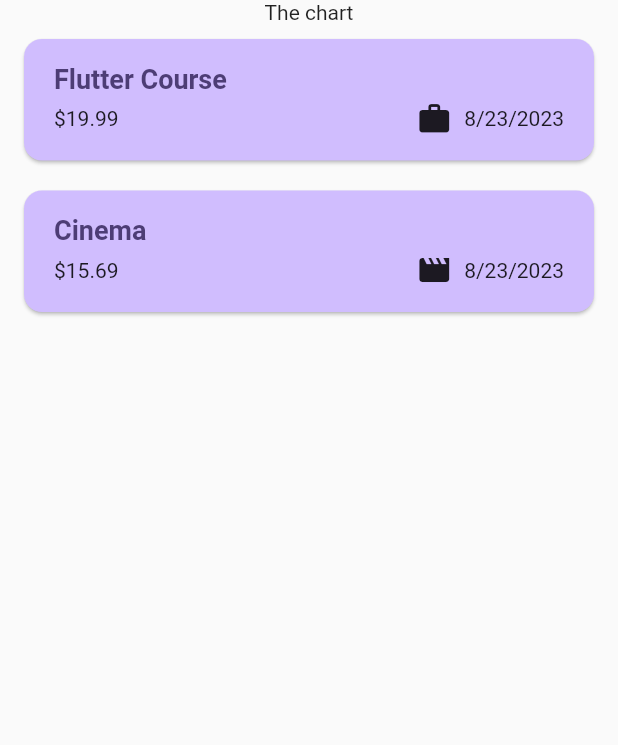
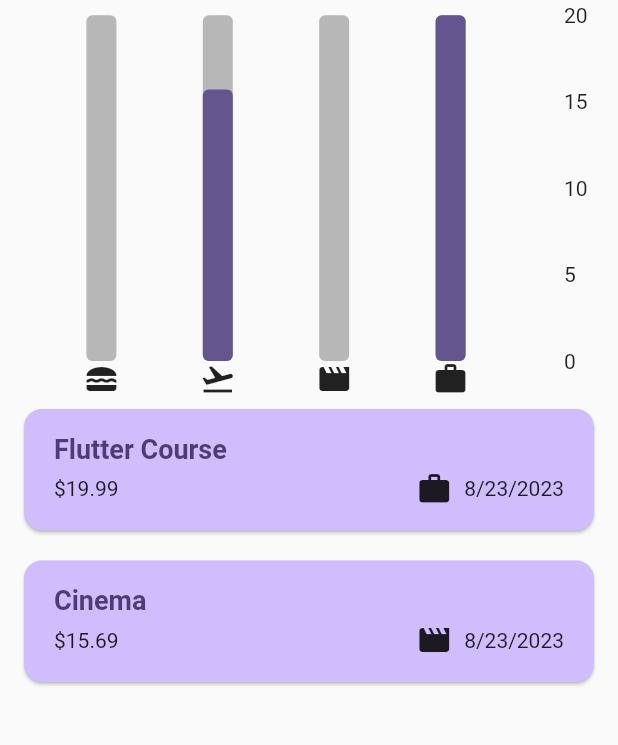
Before and after one commit to jaidev-singh/expense_tracker, a Flutter app: the screen it shows after launch, on a phone screen of 412 x 824 dp, the part 84-829 px from its top. Run offline on Flutter 3.47's test engine with Material 2 defaults, Android fonts, the phone set to English and light mode, and no system bars; drawn by our look-alikes of fl_chart.

Commit message:
final part done

```diff
--- /dev/null
+++ b/lib/bars/bar.dart
@@ -0,0 +1,6 @@
+class Bar {
+  final int x; // position on x-axis
+  final double y; // amount in $
+
+  Bar({required this.x, required this.y});
+}
--- /dev/null
+++ b/lib/bars/bar_chart.dart
@@ -0,0 +1,99 @@
+import 'dart:math';
+import 'package:flutter/material.dart';
+import 'package:fl_chart/fl_chart.dart';
+
+import 'package:expense_tracker/models/expense.dart';
+import 'package:expense_tracker/bars/bar.dart';
+
+class BarGraph extends StatelessWidget {
+  const BarGraph({super.key, required this.totalExpenses});
+
+  final List<Expense> totalExpenses;
+
+  // return bottom icons based on the value given
+  Widget getBottomTitles(double value, TitleMeta meta) {
+    return Icon(iconList[value.round()]);
+  }
+
+  //initialize expense bucket
+  List<ExpenseBucket> get buckets {
+    return [
+      ExpenseBucket.forCategory(totalExpenses, Category.food),
+      ExpenseBucket.forCategory(totalExpenses, Category.leisure),
+      ExpenseBucket.forCategory(totalExpenses, Category.travel),
+      ExpenseBucket.forCategory(totalExpenses, Category.work),
+    ];
+  }
+
+  // initialize individual bars
+  List<Bar> getBarData(List<ExpenseBucket> ex) {
+    return [
+      Bar(x: 0, y: ex[0].totalExpense),
+      Bar(x: 1, y: ex[1].totalExpense),
+      Bar(x: 2, y: ex[2].totalExpense),
+      Bar(x: 3, y: ex[3].totalExpense)
+    ];
+  }
+
+  // get max value
+  double getMax(List<ExpenseBucket> ex) {
+    return [
+      ex[0].totalExpense,
+      ex[1].totalExpense,
+      ex[2].totalExpense,
+      ex[3].totalExpense
+    ].reduce(max);
+  }
+
+  @override
+  Widget build(BuildContext context) {
+    // list of expense buckets
+    final expenseBuckets = buckets;
+    // max value
+    final maxValue = getMax(expenseBuckets);
+    // list of individual bars
+    final barData = getBarData(expenseBuckets);
+
+    return Expanded(
+      child: BarChart(
+        BarChartData(
+          minY: 0,
+          maxY: (maxValue / 10).ceil() * 10,
+          gridData: const FlGridData(show: false), // remove grids
+          borderData:
+              FlBorderData(show: false), // remove borders around bargraph
+          // remove titles from top and left
+          titlesData: FlTitlesData(
+            leftTitles:
+                const AxisTitles(sideTitles: SideTitles(showTitles: false)),
+            topTitles:
+                const AxisTitles(sideTitles: SideTitles(showTitles: false)),
+            bottomTitles: AxisTitles(
+                sideTitles: SideTitles(
+              showTitles: true,
+              getTitlesWidget: getBottomTitles,
+            )),
+          ),
+          barGroups: barData
+              .map((bar) => BarChartGroupData(x: bar.x, barRods: [
+                    BarChartRodData(
+                      toY: bar.y,
+                      color: Theme.of(context).colorScheme.primary,
+                      width: 20,
+                      borderRadius: BorderRadius.circular(4),
+                      backDrawRodData: BackgroundBarChartRodData(
+                        show: true,
+                        toY: maxValue,
+                        color: Theme.of(context)
+                            .colorScheme
+                            .onBackground
+                            .withOpacity(0.3),
+                      ),
+                    ),
+                  ]))
+              .toList(),
+        ),
+      ),
+    );
+  }
+}
--- a/lib/models/expense.dart
+++ b/lib/models/expense.dart
@@ -8,11 +8,18 @@ const uuid = Uuid();
 
 enum Category { food, travel, leisure, work }
 
-const categoryIcons = {
-  Category.food: Icons.lunch_dining,
-  Category.travel: Icons.flight_takeoff,
-  Category.leisure: Icons.movie,
-  Category.work: Icons.work,
+const List<IconData> iconList = [
+  Icons.lunch_dining,
+  Icons.flight_takeoff,
+  Icons.movie,
+  Icons.work
+];
+
+final categoryIcons = {
+  Category.food: iconList[0],
+  Category.travel: iconList[1],
+  Category.leisure: iconList[2],
+  Category.work: iconList[3],
 };
 
 class Expense {
--- a/lib/widgets/expenses.dart
+++ b/lib/widgets/expenses.dart
@@ -1,6 +1,7 @@
-import 'package:expense_tracker/widgets/new_expense.dart';
 import 'package:flutter/material.dart';
 
+import 'package:expense_tracker/bars/bar_chart.dart';
+import 'package:expense_tracker/widgets/new_expense.dart';
 import 'package:expense_tracker/widgets/expenses_list/expenses_list.dart';
 import 'package:expense_tracker/models/expense.dart';
 
@@ -87,8 +88,10 @@ class _ExpensesState extends State<Expenses> {
       ),
       body: Column(
         children: [
-          const Text('The chart'),
+          const SizedBox(height: 10),
+          BarGraph(totalExpenses: _registeredExpenses),
           Expanded(
+            flex: 2,
             child: mainContent,
           )
         ],
--- a/pubspec.yaml
+++ b/pubspec.yaml
@@ -7,6 +7,7 @@ environment:
   sdk: '>=3.0.6 <4.0.0'
 
 dependencies:
+  fl_chart: ^0.63.0
   flutter:
     sdk: flutter
   intl: ^0.18.1
```
Also changed, not shown: pubspec.lock.
